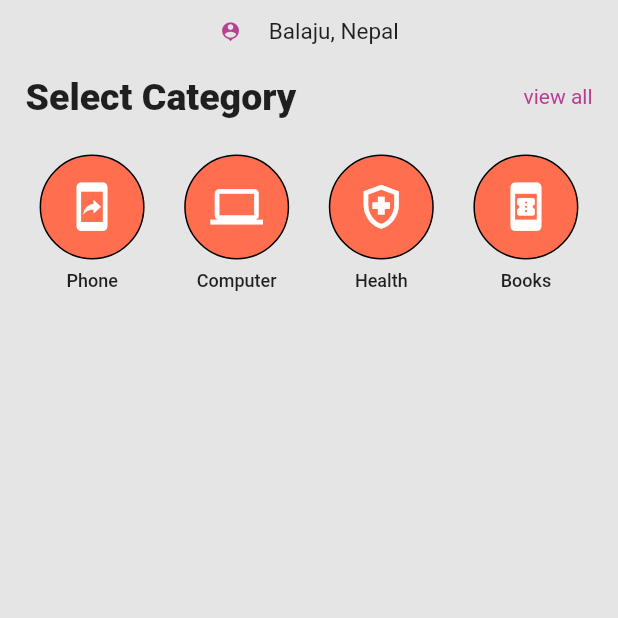
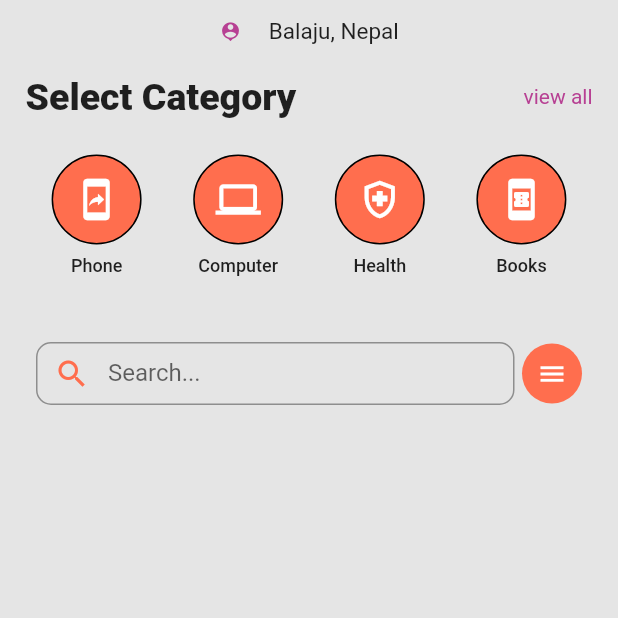
Before and after one commit to RUPAAK/ecommerce_design, a Flutter app: the screen it shows after launch, on a phone screen of 412 x 824 dp, the top half of it. Run offline on Flutter 3.47's test engine with Material 2 defaults, Android fonts, the phone set to English and light mode, and no system bars.

Commit message:
search input

```diff
--- a/lib/pages/home.dart
+++ b/lib/pages/home.dart
@@ -64,8 +64,8 @@ class Home extends StatelessWidget {
                   Column(
                     children: [
                       Container(
-                        height: 70,
-                        width: 70,
+                        height: 60,
+                        width: 60,
                         // margin: EdgeInsets.fromLTRB(5, 0, 5, 0),
                         decoration: BoxDecoration(
                             color: Color(0xFFFF6E4E),
@@ -73,7 +73,7 @@ class Home extends StatelessWidget {
                             border: Border.all(width: 1, color: Colors.black)),
                         child: Icon(
                           Icons.mobile_screen_share_outlined,
-                          size: 35,
+                          size: 30,
                           color: Colors.white,
                         ),
                       ),
@@ -90,8 +90,8 @@ class Home extends StatelessWidget {
                   Column(
                     children: [
                       Container(
-                        height: 70,
-                        width: 70,
+                        height: 60,
+                        width: 60,
                         // margin: EdgeInsets.fromLTRB(5, 0, 5, 0),
                         decoration: BoxDecoration(
                             color: Color(0xFFFF6E4E),
@@ -99,7 +99,7 @@ class Home extends StatelessWidget {
                             border: Border.all(width: 1, color: Colors.black)),
                         child: Icon(
                           Icons.computer_outlined,
-                          size: 35,
+                          size: 30,
                           color: Colors.white,
                         ),
                       ),
@@ -116,8 +116,8 @@ class Home extends StatelessWidget {
                   Column(
                     children: [
                       Container(
-                        height: 70,
-                        width: 70,
+                        height: 60,
+                        width: 60,
                         // margin: EdgeInsets.fromLTRB(5, 0, 5, 0),
                         decoration: BoxDecoration(
                             color: Color(0xFFFF6E4E),
@@ -125,7 +125,7 @@ class Home extends StatelessWidget {
                             border: Border.all(width: 1, color: Colors.black)),
                         child: Icon(
                           Icons.health_and_safety_outlined,
-                          size: 35,
+                          size: 30,
                           color: Colors.white,
                         ),
                       ),
@@ -142,8 +142,8 @@ class Home extends StatelessWidget {
                   Column(
                     children: [
                       Container(
-                        height: 70,
-                        width: 70,
+                        height: 60,
+                        width: 60,
                         // margin: EdgeInsets.fromLTRB(5, 0, 5, 0),
                         decoration: BoxDecoration(
                             color: Color(0xFFFF6E4E),
@@ -151,7 +151,7 @@ class Home extends StatelessWidget {
                             border: Border.all(width: 1, color: Colors.black)),
                         child: Icon(
                           Icons.book_online,
-                          size: 35,
+                          size: 30,
                           color: Colors.white,
                         ),
                       ),
@@ -167,7 +167,53 @@ class Home extends StatelessWidget {
                   ),
                 ],
               ),
-            )
+            ),
+            Padding(
+                padding: EdgeInsets.symmetric(horizontal: 24.0, vertical: 20.0),
+                child: Row(
+                  mainAxisAlignment: MainAxisAlignment.spaceBetween,
+                  crossAxisAlignment: CrossAxisAlignment.center,
+                  children: [
+                    Expanded(
+                        // flex: 5,
+                        child: Container(
+                          height: 42.0,
+                          width: 3000,
+                          child: TextField(
+                            decoration: InputDecoration(
+                              border: OutlineInputBorder(
+                                  borderRadius: BorderRadius.circular(10)),
+                              labelText: 'Search...',
+                              prefixIcon: Align(
+                                widthFactor: 1.0,
+                                heightFactor: 1.0,
+                                child: Icon(
+                                  Icons.search_outlined,
+                                  color: Color(0xFFFF6E4E),
+                                ),
+                              ),
+                            ),
+                          ),
+                        )),
+                    Expanded(
+                      flex: 0,
+                      child: Container(
+                        margin: EdgeInsets.fromLTRB(5, 0, 0, 0),
+                        height: 40,
+                        width: 40,
+                        decoration: BoxDecoration(
+                          color: Color(0xFFFF6E4E),
+                          borderRadius: BorderRadius.circular(50),
+                        ),
+                        child: Icon(
+                          Icons.menu,
+                          size: 20,
+                          color: Colors.white,
+                        ),
+                      ),
+                    ),
+                  ],
+                ))
           ],
         ),
       ),
```
